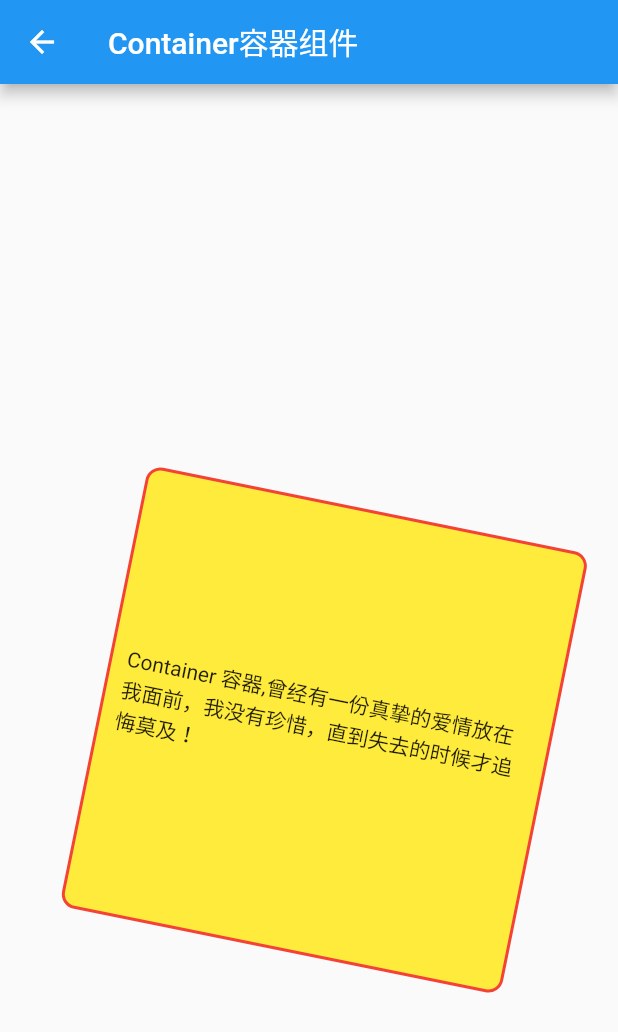
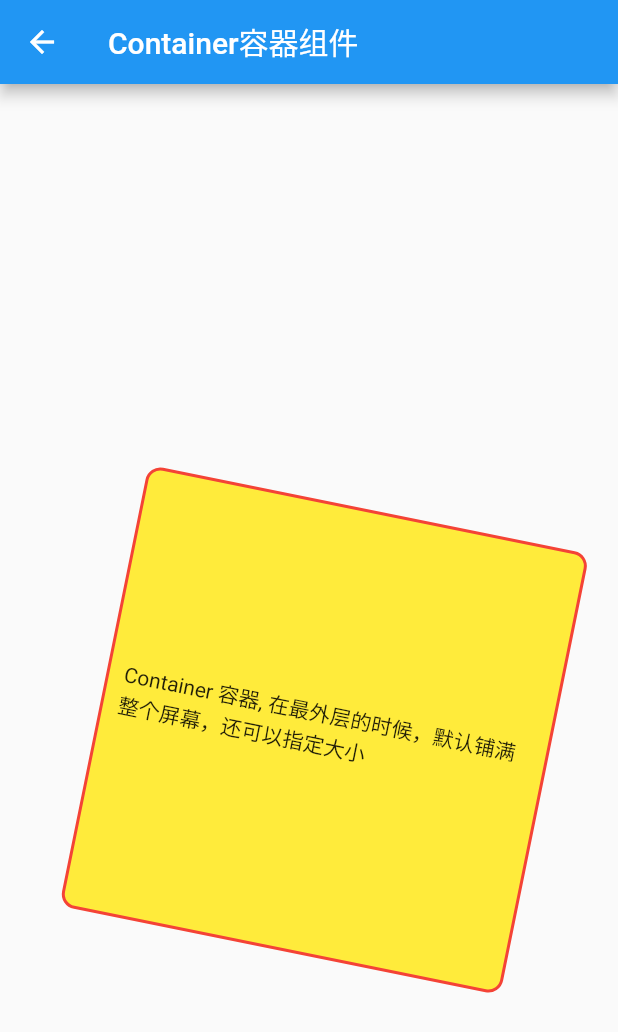
Before and after one commit to meiSThub/my_flutter_test, a Flutter app: the ContainerWidgetTestPage screen opened by its route, on a phone screen of 412 x 824 dp. Shown: the top 1032 px of the screen. Run offline on Flutter 3.47's test engine with Material 2 defaults, Android fonts, the phone set to English and light mode, and no system bars; network calls fail.

Commit message:
Container容器优化

```diff
--- a/lib/container/container_widget_test.dart
+++ b/lib/container/container_widget_test.dart
@@ -1,7 +1,8 @@
 import 'package:flutter/material.dart';
 import 'package:my_flutter_test/base/base_page.dart';
 
-// Container 容器组件，Container组件 相当于 h5 中的 div 标签，表示一个块
+/// Container 容器组件，Container组件 相当于 h5 中的 div 标签，表示一个块
+/// Container 在最外层的时候，默认铺满整个屏幕
 class ContainerWidgetTestPage extends BasePageWidget {
   const ContainerWidgetTestPage({Key? key}) : super(key: key);
 
@@ -19,7 +20,7 @@ class _ContainerWidgetTestPageState
     return Center(
       child: Container(
         // Container 的子View
-        child: const Text("Container 容器,曾经有一份真挚的爱情放在我面前，我没有珍惜，直到失去的时候才追悔莫及！"),
+        child: const Text("Container 容器, 在最外层的时候，默认铺满整个屏幕，还可以指定大小"),
         // Container 的宽度
         width: 300,
         // Container 高度
```
